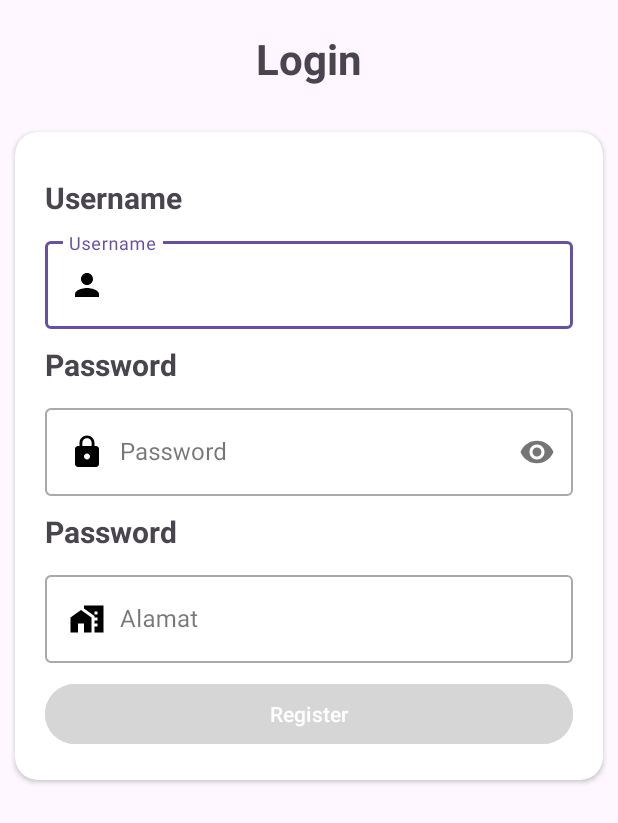
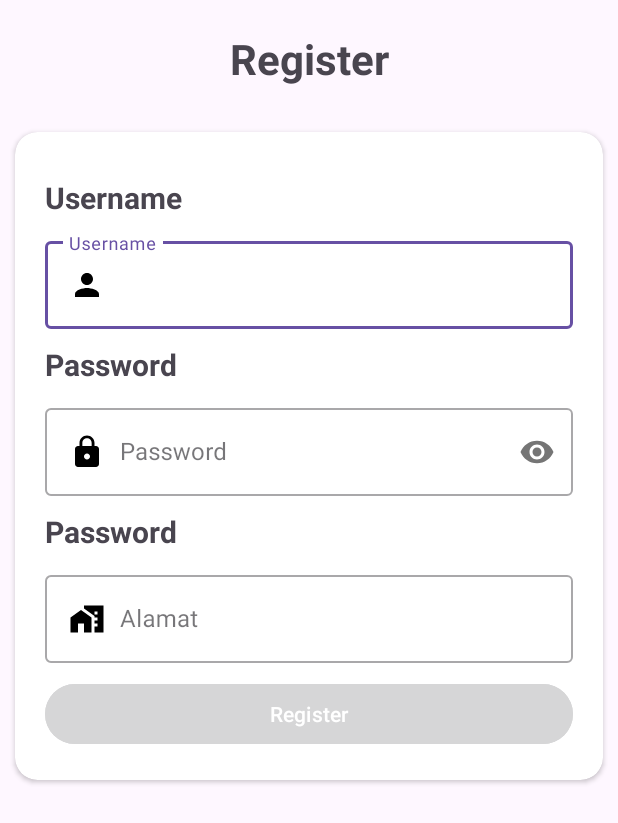
Before and after one commit to Ryuuutaaa/java-with-mysql-api, an Android app: the regsiter screen opened directly, with no data from a screen before it, on a phone screen of 412 x 824 dp. Shown: the top 823 px of the screen. Run offline under Robolectric (Android 15) with nearby library versions, the phone set to English and light mode, and no system bars.

Commit message:
adjust : title login change to title register

```diff
--- a/app/src/main/res/layout/activity_regsiter.xml
+++ b/app/src/main/res/layout/activity_regsiter.xml
@@ -13,7 +13,7 @@
         android:layout_width="match_parent"
         android:layout_height="wrap_content"
         android:gravity="center"
-        android:text="Login"
+        android:text="Register"
         android:textSize="28sp"
         android:textStyle="bold"
         android:layout_marginTop="20dp"
```
